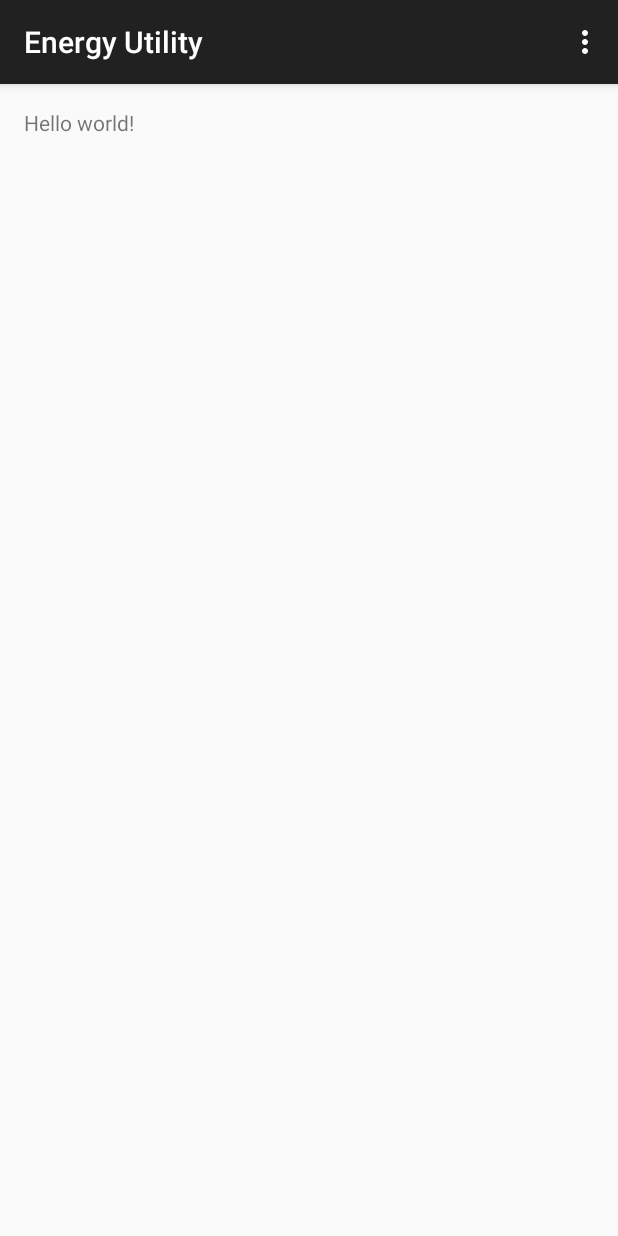
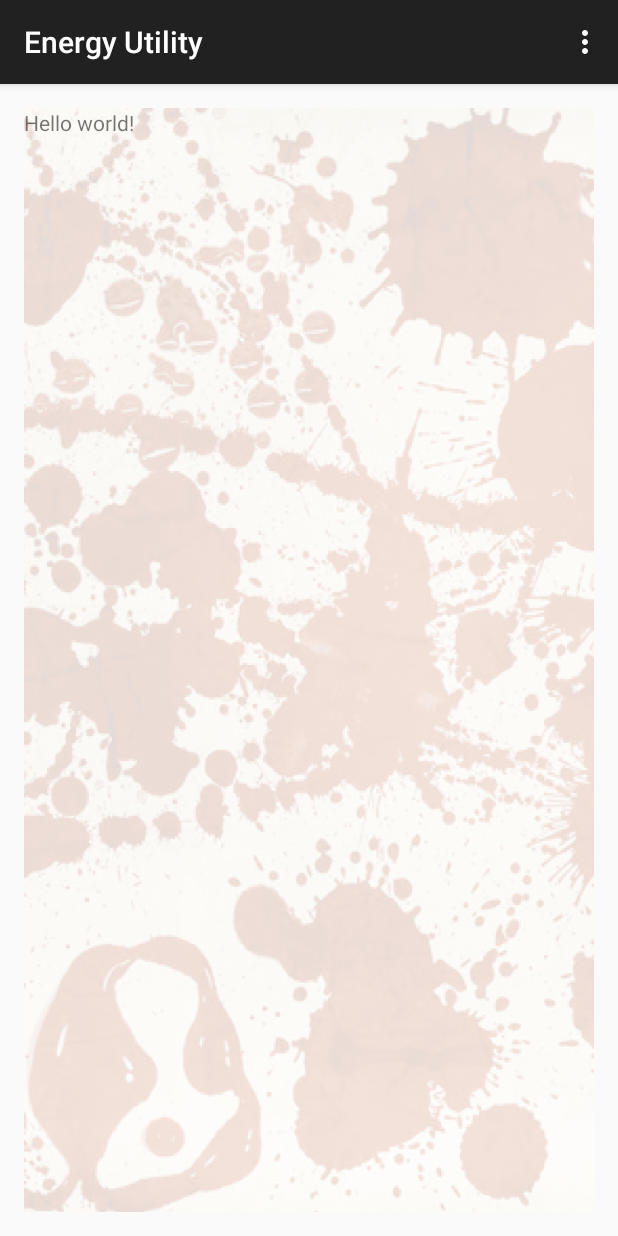
Before and after one commit to TidalWings/Energy_Utility, an Android app: the screen it shows after launch (MainActivity), on a phone screen of 412 x 824 dp. Run offline under Robolectric (Android 15) with nearby library versions, the phone set to English and light mode, and no system bars.

Commit message:
Added Splatter Test background & Zombie Test Pic

```diff
--- a/app/src/main/res/layout/activity_main.xml
+++ b/app/src/main/res/layout/activity_main.xml
@@ -6,6 +6,7 @@
     android:paddingBottom="@dimen/activity_vertical_margin" tools:context=".MainActivity">
 
     <TextView android:text="@string/hello_world" android:layout_width="wrap_content"
-        android:layout_height="wrap_content" />
+        android:layout_height="wrap_content"
+        android:background="@drawable/SplatterBackground" />
 
 </RelativeLayout>
```
Also changed, not shown: app/src/main/res/drawable-hdpi/SplatterBackground.png (added), app/src/main/res/drawable-hdpi/Zombie.png (added).
